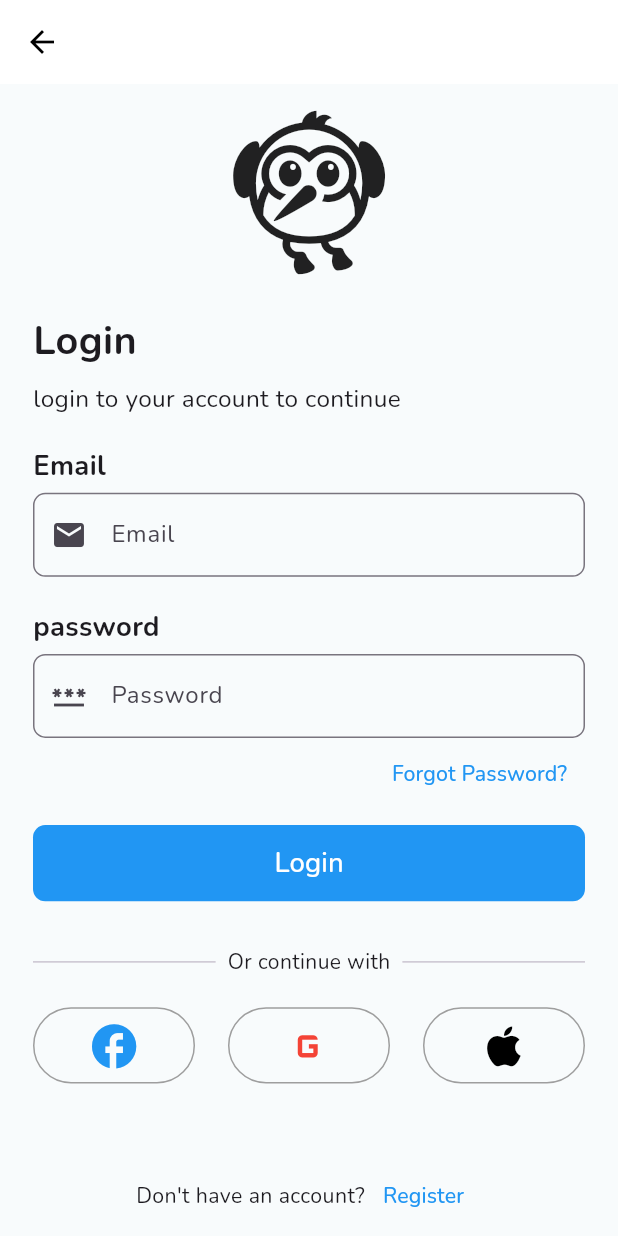
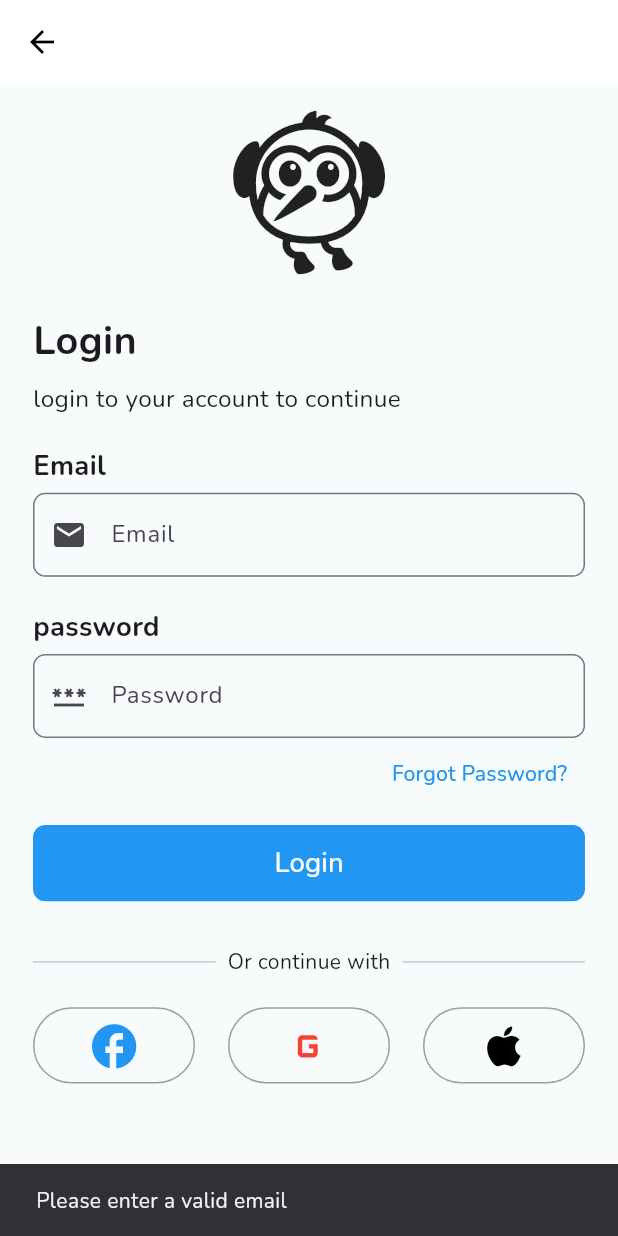
Before and after one commit to karim1430/firebase_app, a Flutter app: the LoginView screen opened by its route, after a tap on "Login", on a phone screen of 412 x 824 dp. Run offline on Flutter 3.47's test engine with Material 3 defaults, Android fonts, the phone set to English and light mode, and no system bars; our stand-ins replace animate_do, bloc, dartz, dio, easy_localization, equatable and 6 more; accounts and stored records are empty.

Commit message:
done logic to login and register part 1

```diff
--- /dev/null
+++ b/lib/features/login/presentation/manager/cubit/login_state.dart
@@ -0,0 +1,29 @@
+part of 'login_cubit.dart';
+
+sealed class LoginState extends Equatable {
+  const LoginState();
+
+  @override
+  List<Object> get props => [];
+}
+
+final class LoginInitial extends LoginState {}
+
+final class LoginLoading extends LoginState {}
+
+final class LoginFailure extends LoginState {
+  final String errorMessage;
+
+  const LoginFailure(this.errorMessage);
+
+  @override
+  List<Object> get props => [errorMessage];
+}
+
+final class LoginSuccess extends LoginState {
+  final String successMessage;
+  const LoginSuccess(this.successMessage);
+
+  @override
+  List<Object> get props => [successMessage];
+}
--- a/lib/features/login/presentation/views/login_view.dart
+++ b/lib/features/login/presentation/views/login_view.dart
@@ -1,21 +1,19 @@
+import 'package:fire_app/features/login/presentation/manager/cubit/login_cubit.dart';
 import 'package:fire_app/features/login/presentation/views/widgets/login_view_body.dart';
 import 'package:flutter/material.dart';
+import 'package:flutter_bloc/flutter_bloc.dart';
 
 class LoginView extends StatelessWidget {
   const LoginView({super.key});
 
   @override
   Widget build(BuildContext context) {
-    return Scaffold(
-      appBar: AppBar(
-          // title: IconButton(
-          //   onPressed: () {
-          //     Navigator.pop(context);
-          //   },
-          //   icon: Icon(Icons.arrow_back),
-          // ),
-          ),
-      body: LoginViewBody(),
+    return BlocProvider(
+      create: (context) => LoginCubit(),
+      child: Scaffold(
+        appBar: AppBar(),
+        body: LoginViewBody(),
+      ),
     );
   }
 }
--- a/lib/features/login/presentation/views/widgets/email_and_password_widget.dart
+++ b/lib/features/login/presentation/views/widgets/email_and_password_widget.dart
@@ -1,13 +1,12 @@
-import 'dart:developer';
-
 import 'package:fire_app/core/extensions/navigation_extensions.dart';
-import 'package:fire_app/core/routing/routes.dart';
-import 'package:firebase_auth/firebase_auth.dart';
 import 'package:flutter/material.dart';
+import 'package:flutter_bloc/flutter_bloc.dart';
 import 'package:flutter_screenutil/flutter_screenutil.dart';
 
+import '../../../../../core/routing/routes.dart';
 import '../../../../../core/utils/text_button_widget.dart';
 import '../../../../../core/utils/text_field_widget.dart';
+import '../../manager/cubit/login_cubit.dart';
 
 class EmailAndPasswordWidget extends StatefulWidget {
   const EmailAndPasswordWidget({
@@ -21,9 +20,34 @@ class EmailAndPasswordWidget extends StatefulWidget {
 class _EmailAndPasswordWidgetState extends State<EmailAndPasswordWidget> {
   final TextEditingController emailAddressController = TextEditingController();
   final TextEditingController passwordController = TextEditingController();
+  GlobalKey<FormState> formKey = GlobalKey<FormState>();
+  AutovalidateMode autovalidateMode = AutovalidateMode.disabled;
   @override
   Widget build(BuildContext context) {
-    return Column(
+    return BlocConsumer<LoginCubit, LoginState>(
+      listener: (context, state) {
+        if (state is LoginLoading) {
+          ScaffoldMessenger.of(context).showSnackBar(
+            const SnackBar(content: Text('Loading...')),
+          );
+        }
+        if (state is LoginFailure) {
+          ScaffoldMessenger.of(context)
+              .showSnackBar(SnackBar(content: Text(state.errorMessage)));
+          return;
+        }
+        if (state is LoginSuccess) {
+          ScaffoldMessenger.of(context).showSnackBar(
+            SnackBar(content: Text(state.successMessage)),
+          );
+          context.pushNamed(Routes.homeView);
+        }
+      },
+      builder: (context, state) {
+        return Form(
+          key: formKey,
+          autovalidateMode: autovalidateMode,
+          child: Column(
             crossAxisAlignment: CrossAxisAlignment.start,
             children: [
               Text(
@@ -61,25 +85,33 @@ class _EmailAndPasswordWidgetState extends State<EmailAndPasswordWidget> {
               TextButtonWidget(
                 text: 'Login',
                 onPressed: () async {
-            // try {
-            //   final credential =
-            //       await FirebaseAuth.instance.createUserWithEmailAndPassword(
-            //     email: emailAddressController.text,
-            //     password: passwordController.text,
-            //   );
-            //   context.pushNamed(Routes.homeView);
-            // } on FirebaseAuthException catch (e) {
-            //   if (e.code == 'weak-password') {
-            //     log('The password provided is too weak.');
-            //   } else if (e.code == 'email-already-in-use') {
-            //     log('The account already exists for that email.');
-            //   }
-            // } catch (e) {
-            //   log(e.toString());
-            // }
+                  if (!RegExp(r'^[\w-\.]+@([\w-]+\.)+[\w-]{2,4}$')
+                      .hasMatch(emailAddressController.text)) {
+                    ScaffoldMessenger.of(context).showSnackBar(
+                      const SnackBar(
+                          content: Text('Please enter a valid email')),
+                    );
+                    return;
+                  }
+                  if (formKey.currentState != null &&
+                      formKey.currentState!.validate()) {
+                    formKey.currentState!.save();
+                    String email = emailAddressController.text.trim();
+                    String password = passwordController.text.trim();
+                    context
+                        .read<LoginCubit>()
+                        .loginUser(email: email, password: password);
+                  } else {
+                    autovalidateMode = AutovalidateMode.always;
+                    setState(() {});
+                  }
+                  // Call your login method here
                 },
               ),
             ],
+          ),
+        );
+      },
     );
   }
 }
```
Also changed, not shown: lib/app.dart (+12 -0 lines), lib/features/login/presentation/manager/cubit/login_cubit.dart (added, +46 -0 lines), lib/features/splash/presentation/screens/splash_screen.dart (+11 -0 lines). Lines whose indentation alone changed are shown as unchanged.
